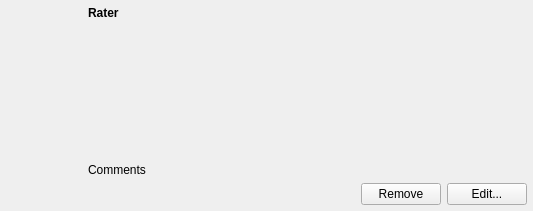
This is src/dialogs/recipeinput/ratingdisplaywidget.ui in KDE/krecipes as Qt 5 draws it before an edit. The edited form follows.
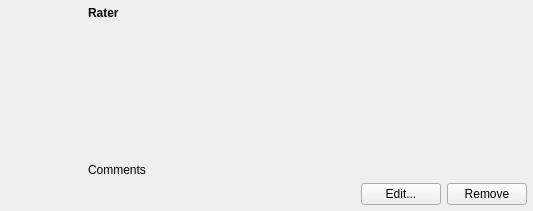
This is the edited form. Icons and pictures are not drawn. Custom widgets are drawn as their Qt base class.

Commit message: Switch the 'Edit' and 'Remove' buttons location.

What changed in the file:
```diff
--- a/src/dialogs/recipeinput/ratingdisplaywidget.ui
+++ b/src/dialogs/recipeinput/ratingdisplaywidget.ui
@@ -172,9 +172,9 @@
         </spacer>
        </item>
        <item>
-        <widget class="KPushButton" name="buttonRemove">
+        <widget class="KPushButton" name="buttonEdit">
          <property name="text">
-          <string>Remove</string>
+          <string>Edit...</string>
          </property>
          <property name="icon">
           <iconset theme="list-remove"/>
@@ -185,9 +185,9 @@
         </widget>
        </item>
        <item>
-        <widget class="KPushButton" name="buttonEdit">
+        <widget class="KPushButton" name="buttonRemove">
          <property name="text">
-          <string>Edit...</string>
+          <string>Remove</string>
          </property>
          <property name="icon">
           <iconset theme="document-edit"/>
```
Left out of the diff: 8 changed lines with no effect on the pictures.
